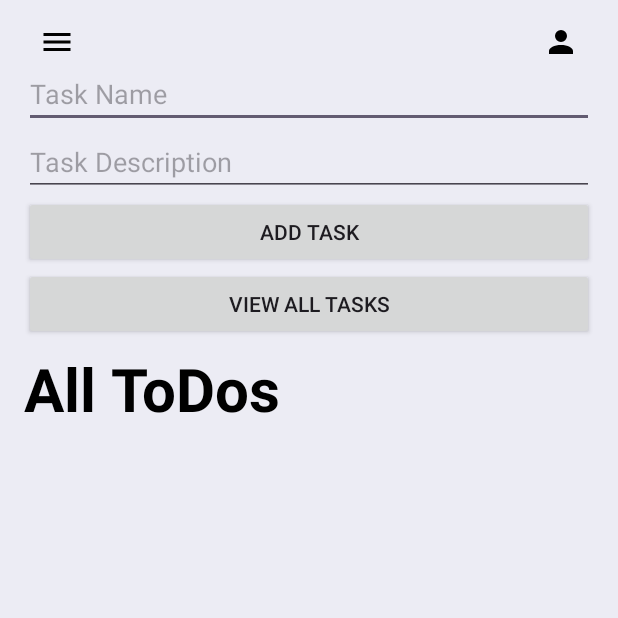
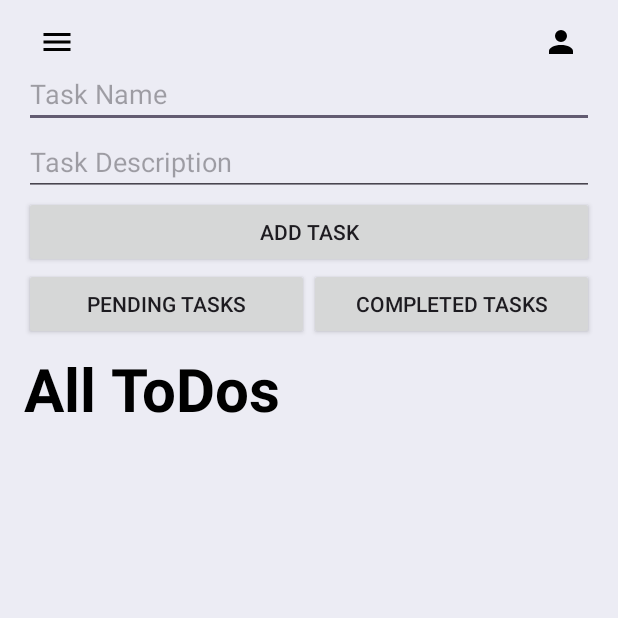
Before and after one commit to AbdullahNaveeed/ToDoList, an Android app: the screen it shows after launch (MainActivity), on a phone screen of 412 x 824 dp, the top half of it. Run offline under Robolectric (Android 15) with nearby library versions, the phone set to English and light mode, and no system bars.

```diff
--- a/app/src/main/java/com/example/todolist/MainActivity.java
+++ b/app/src/main/java/com/example/todolist/MainActivity.java
@@ -24,7 +24,7 @@ import androidx.recyclerview.widget.RecyclerView;
 public class MainActivity extends Activity {
 
 	private EditText taskNameEditText, taskDescriptionEditText;
-	private Button addTaskButton, viewTasksButton;
+	private Button addTaskButton, viewPendingTasksButton,viewCompletedTasksButton;
 	private RecyclerView tasksRecyclerView;
 
 	private TodoDBHelper dbHelper;
@@ -41,11 +41,17 @@ public class MainActivity extends Activity {
 		taskNameEditText = findViewById(R.id.taskNameEditText);
 		taskDescriptionEditText = findViewById(R.id.taskDescriptionEditText);
 		addTaskButton = findViewById(R.id.addTaskButton);
-		viewTasksButton = findViewById(R.id.viewTasksButton);
+		viewPendingTasksButton = findViewById(R.id.viewPendingTasksButton);
+		viewCompletedTasksButton = findViewById(R.id.viewCompletedTasksButton);
 		tasksRecyclerView = findViewById(R.id.tasksRecyclerView);
 
-
-
+		dbHelper = new TodoDBHelper(this);
+		taskList = new ArrayList<>();
+		taskList.addAll(dbHelper.getAllTasks());
+		taskAdapter = new TodoAdapter(this, taskList, dbHelper);
+		tasksRecyclerView.setLayoutManager(new LinearLayoutManager(this));
+		tasksRecyclerView.setAdapter(taskAdapter);
+		taskAdapter.notifyDataSetChanged();
 
 
 		addTaskButton.setOnClickListener(v -> {
@@ -55,19 +61,38 @@ public class MainActivity extends Activity {
 			String status = "Pending";
 
 			if (!name.isEmpty() && !description.isEmpty()) {
-				dbHelper.addTask(name, description, time, status);
-				Toast.makeText(this, "Task Added", Toast.LENGTH_SHORT).show();
+				if(dbHelper.addTask(name, description, time, status)){
+					Toast.makeText(this, "Task Added", Toast.LENGTH_SHORT).show();
+				}
+				else{
+					Toast.makeText(this, "Failed to add task", Toast.LENGTH_SHORT).show();
+				}
+
 				taskNameEditText.setText("");
 				taskDescriptionEditText.setText("");
-				Toast.makeText(this, "Name: "+name+"\nDescription: "+description+"\nTime: "+time+"\n Status: "+status, Toast.LENGTH_SHORT).show();
+				dbHelper = new TodoDBHelper(this);
+				taskList = new ArrayList<>();
+				taskList.addAll(dbHelper.getAllTasks());
+				taskAdapter = new TodoAdapter(this, taskList, dbHelper);
+				tasksRecyclerView.setLayoutManager(new LinearLayoutManager(this));
+				tasksRecyclerView.setAdapter(taskAdapter);
+				taskAdapter.notifyDataSetChanged();
 			} else {
 				Toast.makeText(this, "Enter all details", Toast.LENGTH_SHORT).show();
 			}
 		});
 
-		viewTasksButton.setOnClickListener(v -> {
+		viewPendingTasksButton.setOnClickListener(v -> {
 			taskList.clear();
-			taskList.addAll(dbHelper.getAllTasks());
+			taskList.addAll(dbHelper.getPendingTasks());
+			taskAdapter = new TodoAdapter(this, taskList, dbHelper);
+			tasksRecyclerView.setLayoutManager(new LinearLayoutManager(this));
+			tasksRecyclerView.setAdapter(taskAdapter);
+			taskAdapter.notifyDataSetChanged();
+		});
+		viewCompletedTasksButton.setOnClickListener(v -> {
+			taskList.clear();
+			taskList.addAll(dbHelper.getCompletedTasks());
 			taskAdapter = new TodoAdapter(this, taskList, dbHelper);
 			tasksRecyclerView.setLayoutManager(new LinearLayoutManager(this));
 			tasksRecyclerView.setAdapter(taskAdapter);
--- a/app/src/main/res/layout/activity_main.xml
+++ b/app/src/main/res/layout/activity_main.xml
@@ -52,11 +52,24 @@
 		android:layout_height="wrap_content"
 		android:text="Add Task" />
 
-	<Button
-		android:id="@+id/viewTasksButton"
+	<LinearLayout
 		android:layout_width="match_parent"
 		android:layout_height="wrap_content"
-		android:text="View All Tasks" />
+		android:orientation="horizontal"
+		android:weightSum="10">
+		<Button
+			android:id="@+id/viewPendingTasksButton"
+			android:layout_width="0dp"
+			android:layout_weight="5"
+			android:layout_height="wrap_content"
+			android:text="Pending Tasks" />
+		<Button
+			android:id="@+id/viewCompletedTasksButton"
+			android:layout_width="0dp"
+			android:layout_weight="5"
+			android:layout_height="wrap_content"
+			android:text="Completed Tasks" />
+	</LinearLayout>
 
 
 
```
Also changed, not shown: app/src/main/AndroidManifest.xml (+3 -4 lines), app/src/main/java/com/example/todolist/TodoAdapter.java (+0 -9 lines), app/src/main/java/com/example/todolist/TodoDBHelper.java (+56 -5 lines), app/src/main/res/drawable/ic_launcher.xml (added, +11 -0 lines), app/src/main/res/drawable/ic_plus.xml (deleted, +0 -11 lines), app/src/main/res/drawable/ic_search.xml (deleted, +0 -11 lines).
